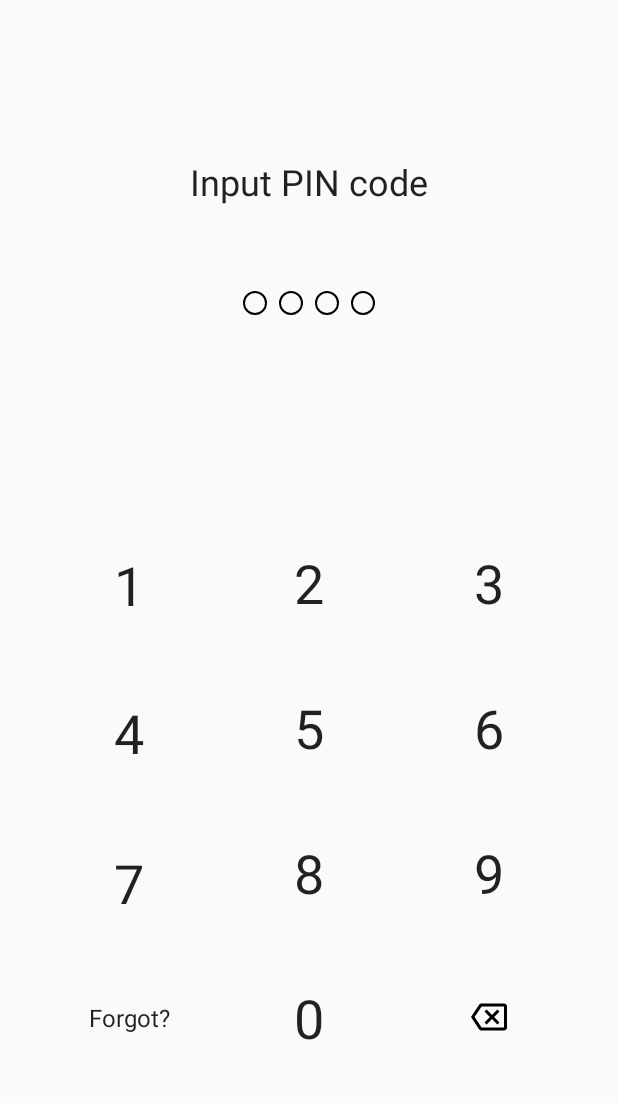
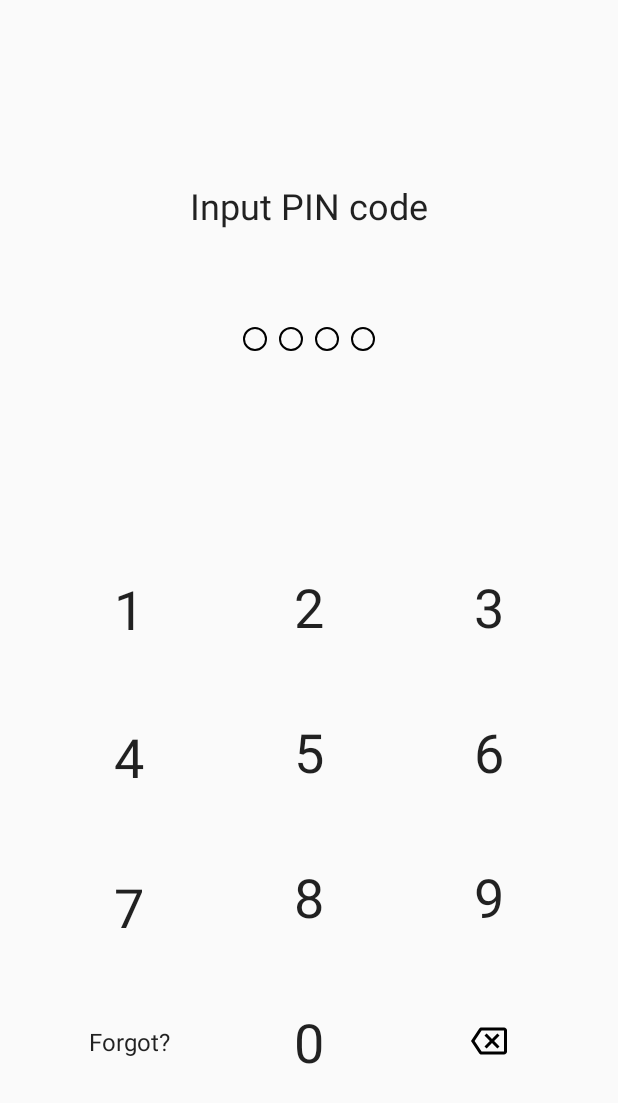
Before and after one commit to Leeeeerich/NotificationTracker, an Android app: the screen it shows after launch (PinCodeActivity), on a phone screen of 412 x 824 dp. Shown: the top 1103 px of the screen. Run offline under Robolectric (Android 15) with nearby library versions, the phone set to English and light mode, and no system bars; our stand-ins replace data binding; 3 statements that could not run were skipped.

Commit message:
Fixed height PIN buttons and EmptyScreen

```diff
--- a/app/src/main/res/layout/activity_pin_code.xml
+++ b/app/src/main/res/layout/activity_pin_code.xml
@@ -208,6 +208,6 @@
             android:layout_width="wrap_content"
             android:layout_height="wrap_content"
             android:orientation="horizontal"
-            app:layout_constraintGuide_begin="242dp" />
+            app:layout_constraintGuide_percent="0.33242133" />
     </androidx.constraintlayout.widget.ConstraintLayout>
 </layout>
--- a/app/src/main/res/layout/fragment_home.xml
+++ b/app/src/main/res/layout/fragment_home.xml
@@ -15,7 +15,7 @@
             android:layout_height="wrap_content"
             android:layout_gravity="center"
             android:visibility="visible"
-            app:layout_constraintBottom_toBottomOf="parent"
+            app:layout_constraintBottom_toTopOf="@+id/flBottomGradient"
             app:layout_constraintEnd_toEndOf="parent"
             app:layout_constraintStart_toStartOf="parent"
             app:layout_constraintTop_toTopOf="parent" />
```
